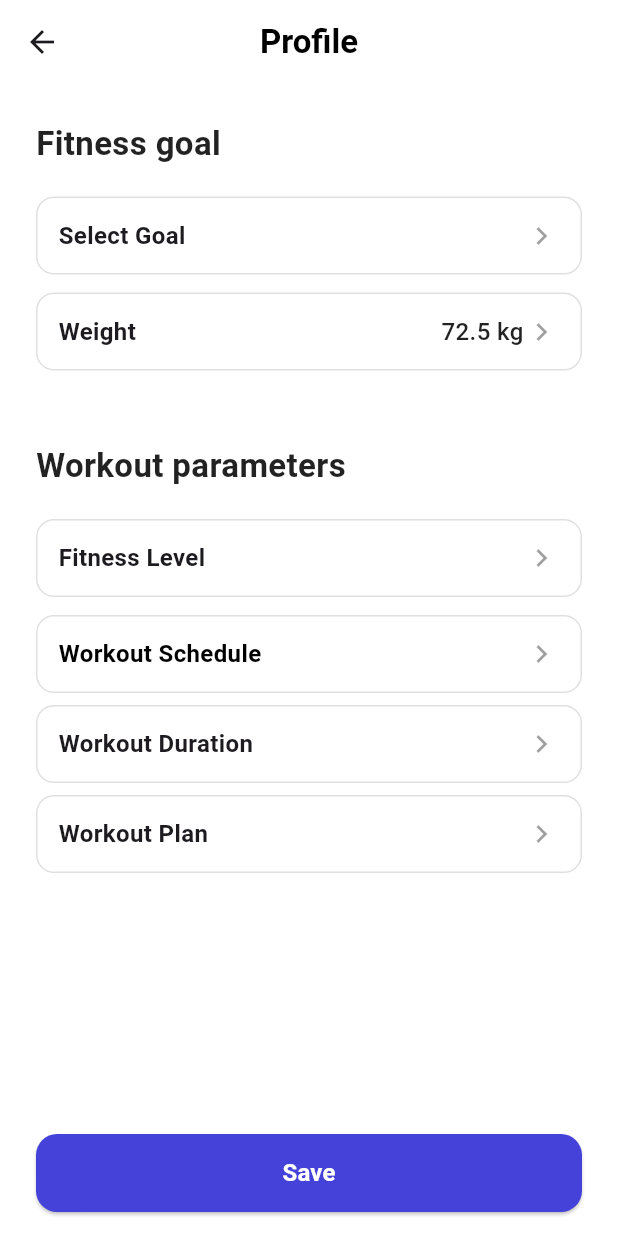
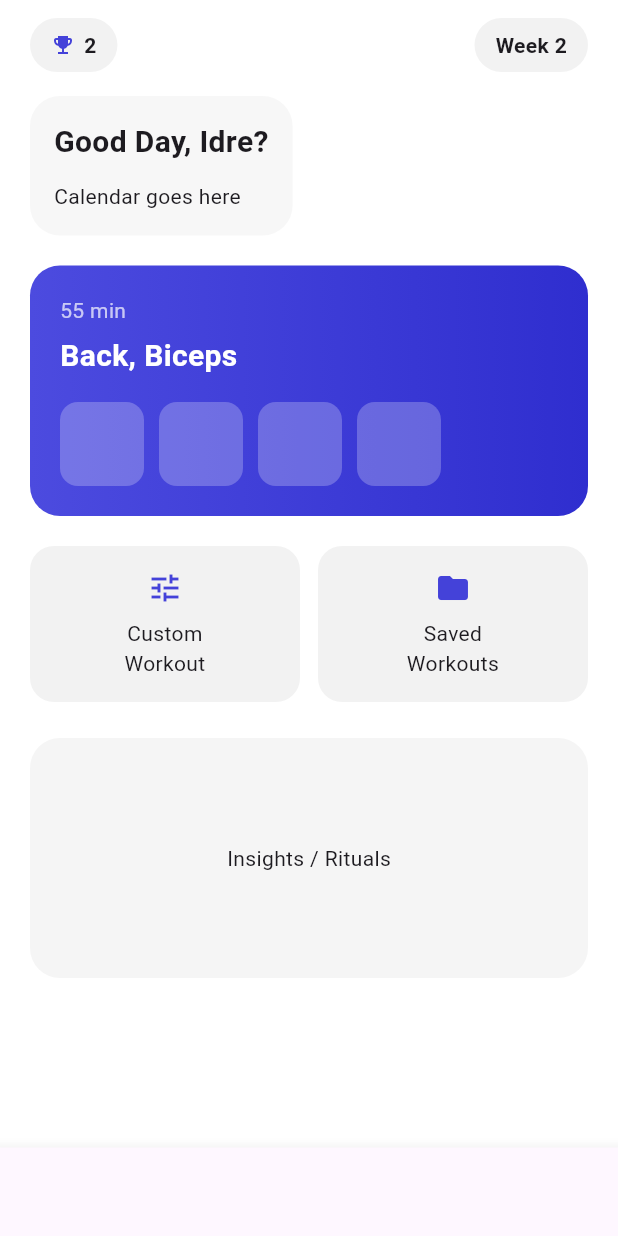
Before and after one commit to Dreidr/FitDays, a Flutter app: the ProfileSetupScreen screen opened directly, after a tap on "Save", on a phone screen of 412 x 824 dp. Run offline on Flutter 3.47's test engine with Material 3 defaults, Android fonts, the phone set to English and light mode, and no system bars.

Commit message:
add a skeleton for home screen

```diff
--- /dev/null
+++ b/mobile/lib/core/widgets/bottom_navigation.dart
@@ -0,0 +1,16 @@
+import 'package:flutter/material.dart';
+class BottomNav extends StatelessWidget {
+  @override
+  Widget build(BuildContext context) {
+    return BottomNavigationBar(
+      currentIndex: 0,
+      items: const [
+        BottomNavigationBarItem(icon: Icon(Icons.home), label: "Home"),
+        BottomNavigationBarItem(icon: Icon(Icons.emoji_events), label: ""),
+        BottomNavigationBarItem(icon: Icon(Icons.play_circle), label: ""),
+        BottomNavigationBarItem(icon: Icon(Icons.insights), label: ""),
+        BottomNavigationBarItem(icon: Icon(Icons.person), label: ""),
+      ],
+    );
+  }
+}
--- /dev/null
+++ b/mobile/lib/core/widgets/greeting_calendar.dart
@@ -0,0 +1,26 @@
+import 'package:flutter/material.dart';
+
+
+class GreetingCalendar extends StatelessWidget {
+  @override
+  Widget build(BuildContext context) {
+    return Container(
+      padding: const EdgeInsets.all(16),
+      decoration: BoxDecoration(
+        color: Colors.black.withOpacity(0.03),
+        borderRadius: BorderRadius.circular(20),
+      ),
+      child: Column(
+        crossAxisAlignment: CrossAxisAlignment.start,
+        children: const [
+          Text(
+            "Good Day, Idre?",
+            style: TextStyle(fontSize: 20, fontWeight: FontWeight.w700),
+          ),
+          SizedBox(height: 12),
+          Text("Calendar goes here"), // later custom calendar widget
+        ],
+      ),
+    );
+  }
+}
--- /dev/null
+++ b/mobile/lib/core/widgets/insights.dart
@@ -0,0 +1,17 @@
+import 'package:flutter/material.dart';
+
+class InsightsCard extends StatelessWidget {
+  @override
+  Widget build(BuildContext context) {
+    return Container(
+      height: 160,
+      decoration: BoxDecoration(
+        color: Colors.black.withOpacity(0.04),
+        borderRadius: BorderRadius.circular(20),
+      ),
+      child: const Center(
+        child: Text("Insights / Rituals"),
+      ),
+    );
+  }
+}
--- /dev/null
+++ b/mobile/lib/core/widgets/quick_actions.dart
@@ -0,0 +1,38 @@
+import 'package:flutter/material.dart';
+
+class QuickActions extends StatelessWidget {
+  @override
+  Widget build(BuildContext context) {
+    return Row(
+      children: const [
+        Expanded(child: _ActionCard("Custom\nWorkout", Icons.tune)),
+        SizedBox(width: 12),
+        Expanded(child: _ActionCard("Saved\nWorkouts", Icons.folder)),
+      ],
+    );
+  }
+}
+
+class _ActionCard extends StatelessWidget {
+  const _ActionCard(this.label, this.icon);
+  final String label;
+  final IconData icon;
+
+  @override
+  Widget build(BuildContext context) {
+    return Container(
+      padding: const EdgeInsets.all(16),
+      decoration: BoxDecoration(
+        color: Colors.black.withOpacity(0.05),
+        borderRadius: BorderRadius.circular(16),
+      ),
+      child: Column(
+        children: [
+          Icon(icon, color: const Color(0xFF4442D9)),
+          const SizedBox(height: 8),
+          Text(label, textAlign: TextAlign.center),
+        ],
+      ),
+    );
+  }
+}
--- /dev/null
+++ b/mobile/lib/core/widgets/top_row.dart
@@ -0,0 +1,41 @@
+import 'package:flutter/material.dart';
+
+
+class TopRow extends StatelessWidget {
+  @override
+  Widget build(BuildContext context) {
+    return Row(
+      mainAxisAlignment: MainAxisAlignment.spaceBetween,
+      children: [
+        _Chip(icon: Icons.emoji_events, label: "2"),
+        _Chip(label: "Week 2"),
+      ],
+    );
+  }
+}
+
+class _Chip extends StatelessWidget {
+  const _Chip({this.icon, required this.label});
+  final IconData? icon;
+  final String label;
+
+  @override
+  Widget build(BuildContext context) {
+    return Container(
+      padding: const EdgeInsets.symmetric(horizontal: 14, vertical: 8),
+      decoration: BoxDecoration(
+        color: Colors.black.withOpacity(0.05),
+        borderRadius: BorderRadius.circular(999),
+      ),
+      child: Row(
+        children: [
+          if (icon != null) ...[
+            Icon(icon, size: 16, color: const Color(0xFF4442D9)),
+            const SizedBox(width: 6),
+          ],
+          Text(label, style: const TextStyle(fontWeight: FontWeight.w600)),
+        ],
+      ),
+    );
+  }
+}
--- /dev/null
+++ b/mobile/lib/core/widgets/workout_card.dart
@@ -0,0 +1,53 @@
+import 'package:flutter/material.dart';
+
+
+class TodayWorkoutCard extends StatelessWidget {
+  @override
+  Widget build(BuildContext context) {
+    return Container(
+      padding: const EdgeInsets.all(20),
+      decoration: BoxDecoration(
+        gradient: const LinearGradient(
+          colors: [Color(0xFF4C4BDF), Color(0xFF2F2ECF)],
+        ),
+        borderRadius: BorderRadius.circular(20),
+      ),
+      child: Column(
+        crossAxisAlignment: CrossAxisAlignment.start,
+        children: [
+          const Text(
+            "55 min",
+            style: TextStyle(color: Colors.white70, fontSize: 14),
+          ),
+          const SizedBox(height: 6),
+          const Text(
+            "Back, Biceps",
+            style: TextStyle(
+              color: Colors.white,
+              fontSize: 20,
+              fontWeight: FontWeight.w700,
+            ),
+          ),
+          const SizedBox(height: 16),
+
+          // exercise thumbnails placeholder
+          SizedBox(
+            height: 56,
+            child: ListView.separated(
+              scrollDirection: Axis.horizontal,
+              itemBuilder: (_, __) => Container(
+                width: 56,
+                decoration: BoxDecoration(
+                  color: Colors.white24,
+                  borderRadius: BorderRadius.circular(12),
+                ),
+              ),
+              separatorBuilder: (_, __) => const SizedBox(width: 10),
+              itemCount: 4,
+            ),
+          ),
+        ],
+      ),
+    );
+  }
+}
--- a/mobile/lib/features/auth/login_screen.dart
+++ b/mobile/lib/features/auth/login_screen.dart
@@ -2,7 +2,7 @@
 import 'package:flutter/material.dart';
 import 'package:mobile/features/onboarding/launch_screen.dart';
 import 'package:mobile/features/auth/register_screen.dart';
-import 'package:mobile/features/onboarding/profile_setup.dart';
+import 'package:mobile/features/onboarding/plan_setup_screen.dart';
 
 
 class LoginScreen extends StatelessWidget {
@@ -51,7 +51,7 @@ class LoginScreen extends StatelessWidget {
                 style: TextStyle(
                   fontSize: 32,
                   fontWeight: FontWeight.w700,
-                  color:const Color(0xFF4442D9),
+                  color: Color(0xFF4442D9),
                 ),
               ),
 
--- a/mobile/lib/features/auth/register_screen.dart
+++ b/mobile/lib/features/auth/register_screen.dart
@@ -2,7 +2,7 @@
 import 'package:flutter/material.dart';
 import 'package:mobile/features/onboarding/launch_screen.dart';
 import 'package:mobile/features/auth/login_screen.dart';
-import 'package:mobile/features/onboarding/profile_setup.dart';
+import 'package:mobile/features/onboarding/plan_setup_screen.dart';
 
 
 class RegisterScreen extends StatelessWidget {
@@ -50,7 +50,7 @@ class RegisterScreen extends StatelessWidget {
                 style: TextStyle(
                   fontSize: 32,
                   fontWeight: FontWeight.w700,
-                  color:const Color(0xFF4442D9),
+                  color: Color(0xFF4442D9),
                 ),
               ),
 
--- /dev/null
+++ b/mobile/lib/features/home/home_screen.dart
@@ -0,0 +1,45 @@
+import 'package:flutter/material.dart';
+import 'package:mobile/core/widgets/top_row.dart';
+import 'package:mobile/core/widgets/greeting_calendar.dart';
+import 'package:mobile/core/widgets/workout_card.dart';
+import 'package:mobile/core/widgets/quick_actions.dart';
+import 'package:mobile/core/widgets/insights.dart';
+import 'package:mobile/core/widgets/bottom_navigation.dart';
+
+
+class HomeScreen extends StatelessWidget {
+  const HomeScreen({super.key});
+
+  @override
+  Widget build(BuildContext context) {
+    return Scaffold(
+      backgroundColor: Colors.white,
+
+      body: SafeArea(
+        child: SingleChildScrollView(
+          padding: const EdgeInsets.fromLTRB(20, 12, 20, 100),
+          child: Column(
+            crossAxisAlignment: CrossAxisAlignment.start,
+            children: [
+              TopRow(),
+              const SizedBox(height: 16),
+
+              GreetingCalendar(),
+              const SizedBox(height: 20),
+
+              TodayWorkoutCard(),
+              const SizedBox(height: 20),
+
+              QuickActions(),
+              const SizedBox(height: 24),
+
+              InsightsCard(),
+            ],
+          ),
+        ),
+      ),
+
+      bottomNavigationBar: BottomNav(),
+    );
+  }
+}
--- a/mobile/lib/features/onboarding/plan_setup_screen.dart
+++ b/mobile/lib/features/onboarding/plan_setup_screen.dart
@@ -3,6 +3,7 @@ import 'package:mobile/core/widgets/bottom_sheet_dropdown.dart';
 import 'package:mobile/core/widgets/bottom_sheet_slider.dart';
 import 'package:mobile/core/widgets/workout_schedule_field.dart';
 import 'package:mobile/core/widgets/top_toast.dart';
+import 'package:mobile/features/home/home_screen.dart';
 
 class ProfileSetupScreen extends StatefulWidget {
   const ProfileSetupScreen({super.key});
@@ -42,8 +43,13 @@ class _ProfileSetupScreenState extends State<ProfileSetupScreen> {
             width: double.infinity,
             child: ElevatedButton(
               onPressed: () {
-                // TODO: later save + navigate
-              },
+                      Navigator.push(
+                        context,
+                        MaterialPageRoute(
+                          builder: (context) => const HomeScreen(),
+                      ),
+                    );
+                    },
               style: ElevatedButton.styleFrom(
                 backgroundColor: const Color(0xFF4442D9),
                 shape: RoundedRectangleBorder(
--- a/mobile/lib/features/onboarding/profile_setup.dart
+++ /dev/null
@@ -1,181 +0,0 @@
-import 'package:flutter/material.dart';
-import 'package:mobile/core/widgets/bottom_sheet_dropdown.dart';
-import 'package:mobile/core/widgets/bottom_sheet_slider.dart';
-import 'package:mobile/core/widgets/workout_schedule_field.dart';
-import 'package:mobile/core/widgets/top_toast.dart';
-
-class ProfileSetupScreen extends StatefulWidget {
-  const ProfileSetupScreen({super.key});
-
-  @override
-  State<ProfileSetupScreen> createState() => _ProfileSetupScreenState();
-}
-
-class _ProfileSetupScreenState extends State<ProfileSetupScreen> {
-  String? fitnessGoal;
-  String? fitnessLevel;
-  String? workoutPlan;
-  int? workoutDuration;
-  double weightKg = 72.5;
-  bool weightChanged = false;
-  List<String> workoutDays = []; // start empty
-
-  @override
-  Widget build(BuildContext context) {
-    return Scaffold(
-      backgroundColor: Colors.white,
-      appBar: AppBar(
-        backgroundColor: Colors.white,
-        elevation: 0,
-        centerTitle: true,
-        title: const Text(
-          "Profile",
-          style: TextStyle(color: Colors.black, fontWeight: FontWeight.w700),
-        ),
-      ),
-      // ✅ sticky bottom button
-      bottomNavigationBar: SafeArea(
-        child: Padding(
-          padding: const EdgeInsets.fromLTRB(24, 12, 24, 16),
-          child: SizedBox(
-            height: 52,
-            width: double.infinity,
-            child: ElevatedButton(
-              onPressed: () {
-                // TODO: later save + navigate
-              },
-              style: ElevatedButton.styleFrom(
-                backgroundColor: const Color(0xFF4442D9),
-                shape: RoundedRectangleBorder(
-                  borderRadius: BorderRadius.circular(14),
-                ),
-              ),
-              child: const Text(
-                "Save",
-                style: TextStyle(
-                  fontSize: 16,
-                  fontWeight: FontWeight.w700,
-                  color: Colors.white,
-                ),
-              ),
-            ),
-          ),
-        ),
-      ),
-      body: SingleChildScrollView(
-        padding: const EdgeInsets.all(24),
-        child: Column(
-          crossAxisAlignment: CrossAxisAlignment.start,
-          children: [
-            const Text(
-              "Fitness goal",
-              style: TextStyle(
-                fontSize: 22,
-                fontWeight: FontWeight.w700,
-                color: Colors.black87,
-              ),
-            ),
-
-            const SizedBox(height: 12),
-
-            BottomSheetDropdown(
-              placeholder: "Select Goal",
-              value: fitnessGoal,
-              options: const [
-                "Lose weight",
-                "Build muscle",
-                "Maintain fitness",
-                "Improve endurance",
-                "Get stronger",
-              ],
-              onChanged: (val) {
-                setState(() => fitnessGoal = val);
-                showTopToast(context, "Fitness Goal updated");
-              },
-            ),
-
-            const SizedBox(height: 12),
-
-            BottomSheetSlider(
-              placeholder: "Weight",
-              unit: "kg",
-              value: weightKg,
-              min: 35,
-              max: 160,
-              divisions: 250, // 0.5kg steps if you want: (160-35)*2=250
-              isSet: weightChanged, // 👈 now recognized
-              onChanged: (v) {
-                setState(() {
-                  weightKg = v;
-                  weightChanged =
-                      true; // only becomes true after user moves slider
-                  showTopToast(context, "Weight Goal updated");
-                });
-              },
-            ),
-
-            const SizedBox(height: 48),
-
-            const Text(
-              "Workout parameters",
-              style: TextStyle(
-                fontSize: 22,
-                fontWeight: FontWeight.w700,
-                color: Colors.black87,
-              ),
-            ),
-
-            const SizedBox(height: 12),
-
-            BottomSheetDropdown(
-              placeholder: "Fitness Level",
-              value: fitnessLevel,
-              options: const ["Beginner", "Intermediate", "Advanced"],
-              onChanged: (val) {
-                setState(() => fitnessLevel = val);
-                showTopToast(context, "Fitness Level updated");
-              },
-            ),
-
-            const SizedBox(height: 12),
-
-            WorkoutScheduleField(
-              placeholder: "Workout Schedule",
-              value: workoutDays,
-              onChanged: (val) {
-                setState(() => workoutDays = val);
-                showTopToast(context, "Workout Schedule updated");
-              },
-            ),
-
-            BottomSheetDropdown(
-              placeholder: "Workout Duration",
-              value: workoutDuration == null ? null : "$workoutDuration min",
-              options: const ["30 min", "40 min", "50 min", "60 min"],
-              onChanged: (val) {
-                setState(() {
-                  workoutDuration = int.parse(
-                    val.split(" ").first,
-                  ); // 👈 extract number
-                  showTopToast(context, "Workout Duration updated");
-                });
-              },
-            ),
-
-            BottomSheetDropdown(
-              placeholder: "Workout Plan",
-              value: workoutPlan,
-              options: const ["Bulk", "Cut", "Sad", "Bad"],
-              onChanged: (val) {
-                setState(() => workoutPlan = val);
-                showTopToast(context, "Workout Plan updated");
-              },
-            ),
-
-            const SizedBox(height: 24),
-          ],
-        ),
-      ),
-    );
-  }
-}
```
